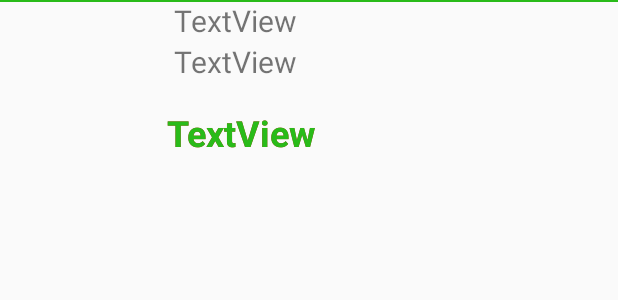
After one commit to minhluan2292/QuanLyChiTieu, an Android app: the layout thuchi_item_layout.xml on its own in the app's theme, with its tools: preview values and no code run, on a phone screen of 412 x 824 dp. The commit adds this screen. Shown: the top 300 px of the screen. Run offline under Robolectric (Android 15) with nearby library versions, the phone set to English and light mode, and no system bars.

Commit message:
Update chức năng thêm xóa sửa Thu + Chi

```diff
--- /dev/null
+++ b/SourceCode/app/src/main/res/layout/thuchi_item_layout.xml
@@ -0,0 +1,82 @@
+<?xml version="1.0" encoding="utf-8"?>
+<RelativeLayout xmlns:android="http://schemas.android.com/apk/res/android"
+    xmlns:app="http://schemas.android.com/apk/res-auto"
+    android:orientation="horizontal" android:layout_width="match_parent"
+    android:layout_height="wrap_content">
+    <View
+        android:layout_width="match_parent"
+        android:layout_height="1dp"
+        android:background="@color/colorPrimary">
+
+    </View>
+    <ImageView
+        android:layout_height="96dp"
+        android:id="@+id/imgThuChi"
+        android:layout_width="96dp"
+        android:layout_marginTop="10dp"
+        android:layout_marginBottom="10dp" />
+
+    <TextView
+        android:text="TextView"
+        android:layout_width="wrap_content"
+        android:layout_height="wrap_content"
+        android:id="@+id/txtCataGiaoDich"
+        android:layout_toRightOf="@+id/imgThuChi"
+        android:textSize="20sp"
+        android:paddingStart="20dp"
+        android:gravity="center_vertical"
+        android:textAlignment="gravity"
+        android:layout_alignParentTop="true" />
+
+    <TextView
+        android:text="TextView"
+        android:layout_width="wrap_content"
+        android:layout_height="wrap_content"
+        android:id="@+id/txtNgayGiaoDich"
+        android:layout_toRightOf="@+id/imgThuChi"
+        android:layout_toEndOf="@+id/imgThuChi"
+        android:layout_below="@+id/txtCataGiaoDich"
+        android:textSize="20sp"
+        android:paddingStart="20dp"
+        android:gravity="center_vertical"
+        android:textAlignment="gravity"
+        />
+
+    <TextView
+        android:text="TextView"
+        android:layout_width="match_parent"
+        android:layout_height="48dp"
+        android:id="@+id/txtSoTienChi"
+        android:layout_weight="1"
+        android:gravity="center_vertical"
+        android:textColor="@android:color/holo_red_dark"
+        android:textSize="24sp"
+        android:layout_alignParentTop="false"
+        android:layout_toRightOf="@+id/imgThuChi"
+        android:layout_below="@+id/txtNgayGiaoDich"
+        android:paddingStart="15dp"
+        android:layout_marginTop="10dp"
+        android:layout_marginBottom="10dp"
+        android:textStyle="normal|bold"
+        android:layout_alignParentBottom="false" />
+
+    <TextView
+        android:text="TextView"
+        android:layout_width="match_parent"
+        android:layout_height="48dp"
+        android:id="@+id/txtSoTienThu"
+        android:layout_weight="1"
+        android:gravity="center_vertical"
+        android:textColor="@color/colorPrimary"
+        android:textSize="24sp"
+        android:layout_toRightOf="@+id/imgThuChi"
+        android:layout_below="@+id/txtNgayGiaoDich"
+        android:paddingStart="15dp"
+        android:layout_marginTop="10dp"
+        android:layout_marginBottom="10dp"
+        android:textStyle="normal|bold"
+        android:layout_alignParentTop="false" />
+
+
+
+</RelativeLayout>
```
Also changed, not shown: SourceCode/app/src/main/java/com/example/nhatlam/nhomnm_quanlychitieu/Fragments/SuKienChiTieu/SKCTNgayFragment.java (+66 -35 lines), SourceCode/app/src/main/java/com/example/nhatlam/nhomnm_quanlychitieu/Fragments/SuKienChiTieu/SuKienChiTieuProvider.java (+33 -3 lines), SourceCode/app/src/main/java/com/example/nhatlam/nhomnm_quanlychitieu/Fragments/SuKienChiTieu/SuKienChiTieuRecyclerAdapter.java (+25 -10 lines), SourceCode/app/src/main/res/layout/fragment_skct_ngay.xml (+9 -7 lines), SourceCode/app/src/main/res/layout/spinner_thuchi_layout.xml (+5 -3 lines).
